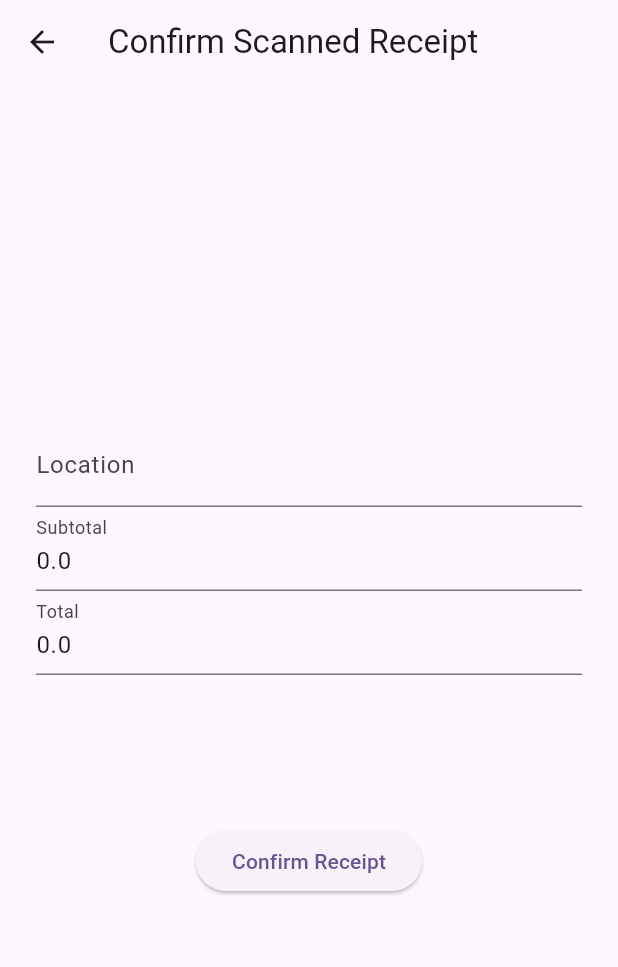
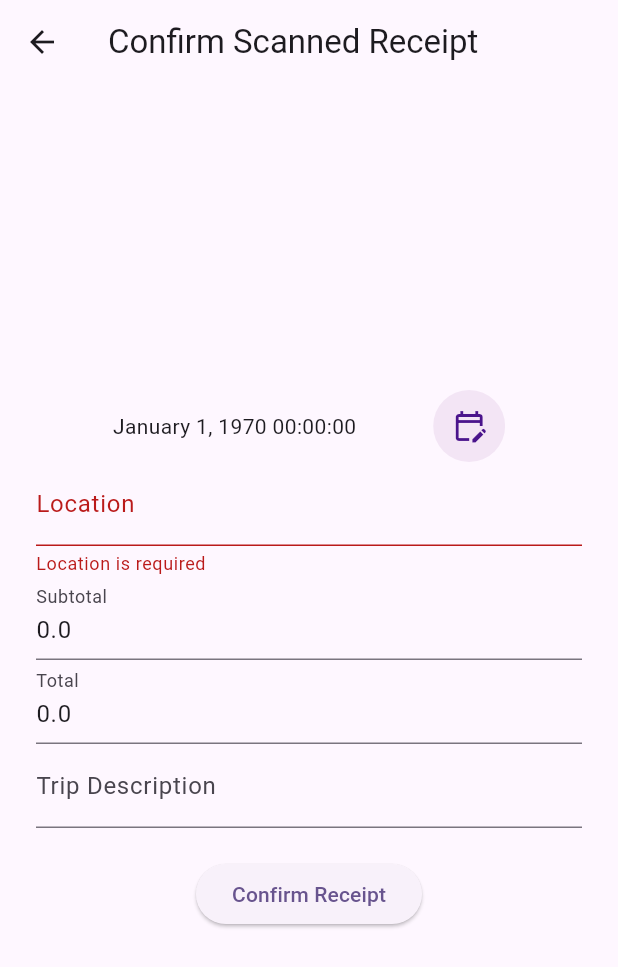
Before and after one commit to allanfang1/grocery_spending_tracker_app, a Flutter app: the ConfirmReceipt screen opened directly with empty values, after a tap on "Confirm Receipt", on a phone screen of 412 x 824 dp. Shown: the top 967 px of the screen. Run offline on Flutter 3.47's test engine with Material 3 defaults, Android fonts, the phone set to English and light mode, and no system bars; our stand-ins replace camera, permission_handler; missing offline and left inert: flutter_cupertino_datetime_picker, google_mlkit_text_recognition.

Commit message:
date time selector working on confirmation page + fixed validation

```diff
--- a/lib/src/confirm_receipt.dart
+++ b/lib/src/confirm_receipt.dart
@@ -1,6 +1,8 @@
 import 'package:flutter/material.dart';
 import 'package:grocery_spending_tracker_app/src/grocery_trip.dart';
 import 'package:grocery_spending_tracker_app/src/item.dart';
+import 'package:flutter_cupertino_datetime_picker/flutter_cupertino_datetime_picker.dart';
+import 'package:intl/intl.dart';
 
 class ConfirmReceipt extends StatefulWidget {
   final GroceryTrip tripData;
@@ -12,7 +14,10 @@ class ConfirmReceipt extends StatefulWidget {
 }
 
 class _ConfirmReceiptState extends State<ConfirmReceipt> {
+  final DateFormat _dateFormat = DateFormat.yMMMMd('en_US').add_Hms();
+
   late int _dateTime;
+  late ValueNotifier<String> _dateTimeString;
   late String _location;
   late List<Item> _items;
   late double _subtotal;
@@ -26,6 +31,8 @@ class _ConfirmReceiptState extends State<ConfirmReceipt> {
     super.initState();
 
     _dateTime = widget.tripData.dateTime;
+    _dateTimeString = ValueNotifier<String>(_dateFormat.format(
+        DateTime.fromMillisecondsSinceEpoch(widget.tripData.dateTime * 1000)));
     _location = widget.tripData.location;
     _items = widget.tripData.items;
     _subtotal = widget.tripData.subtotal;
@@ -38,15 +45,58 @@ class _ConfirmReceiptState extends State<ConfirmReceipt> {
     super.dispose();
   }
 
-  Widget _buildDateTime() {
-    return Text("hello");
+  Widget _buildDateTime(BuildContext context) {
+    return Row(
+      mainAxisAlignment: MainAxisAlignment.spaceEvenly,
+      children: [
+        Column(
+          children: [
+            ValueListenableBuilder<String>(
+                valueListenable: _dateTimeString,
+                builder: (context, String value, Widget? child) {
+                  return Text(value);
+                })
+          ],
+        ),
+        Column(
+          children: [
+            Material(
+              child: Ink(
+                decoration: ShapeDecoration(
+                    color: Colors.purple[50], shape: const CircleBorder()),
+                child: IconButton(
+                    onPressed: () {
+                      return DatePicker.showDatePicker(context,
+                          pickerTheme: DateTimePickerTheme(
+                              pickerHeight:
+                                  MediaQuery.of(context).size.height / 2),
+                          dateFormat: 'MMM dd yyyy HH:mm:ss',
+                          initialDateTime: DateTime.fromMillisecondsSinceEpoch(
+                              _dateTime * 1000),
+                          minDateTime: DateTime(2000),
+                          maxDateTime: DateTime.now(),
+                          onMonthChangeStartWithFirstDate: true,
+                          onConfirm: (DateTime selected, List<int> index) {
+                        _dateTime = selected.millisecondsSinceEpoch ~/ 1000;
+                        _dateTimeString.value = _dateFormat.format(selected);
+                      });
+                    },
+                    icon: const Icon(Icons.edit_calendar_outlined),
+                    color: Colors.purple[900],),
+              ),
+            )
+          ],
+        )
+      ],
+    );
   }
 
   Widget _buildLocation() {
     return TextFormField(
-      decoration: InputDecoration(labelText: 'Location'),
+      decoration: const InputDecoration(labelText: 'Location'),
       initialValue: _location,
       validator: (String? value) {
+        // print(value);
         if (value == null || value.isEmpty) return 'Location is required';
         return null;
       },
@@ -73,7 +123,7 @@ class _ConfirmReceiptState extends State<ConfirmReceipt> {
 
         if (value == null || value.isEmpty) {
           return 'Subtotal is required';
-        } else if (priceRegex.hasMatch(value)) {
+        } else if (!priceRegex.hasMatch(value)) {
           return 'Subtotal should follow format X.XX';
         }
         return null;
@@ -97,7 +147,7 @@ class _ConfirmReceiptState extends State<ConfirmReceipt> {
 
         if (value == null || value.isEmpty) {
           return 'Total is required';
-        } else if (priceRegex.hasMatch(value)) {
+        } else if (!priceRegex.hasMatch(value)) {
           return 'Total should follow format X.XX';
         }
         return null;
@@ -109,7 +159,13 @@ class _ConfirmReceiptState extends State<ConfirmReceipt> {
   }
 
   Widget _buildTripDesc() {
-    return Text("hello");
+    return TextFormField(
+      decoration: const InputDecoration(labelText: 'Trip Description'),
+      initialValue: _tripDesc,
+      onSaved: (String? value) {
+        _tripDesc = value!;
+      },
+    );
   }
 
   @override
@@ -120,23 +176,25 @@ class _ConfirmReceiptState extends State<ConfirmReceipt> {
         body: Container(
           margin: const EdgeInsets.all(24.0),
           child: Form(
+              key: _confirmReceiptKey,
               child: Column(
                 mainAxisAlignment: MainAxisAlignment.center,
                 children: <Widget>[
-              // _buildDateTime(),
+                  _buildDateTime(context),
                   _buildLocation(),
                   // _buildItems(),
                   _buildSubtotal(),
                   _buildTotal(),
-              // _buildTripDesc(),
-              SizedBox(height: 100),
+                  _buildTripDesc(),
+                  const SizedBox(height: 20),
                   ElevatedButton(
                       onPressed: () => {
                             if (_confirmReceiptKey.currentState!.validate())
                               {
                                 // TODO Save Data, Update Grocery Trip, Send Data
                                 ScaffoldMessenger.of(context).showSnackBar(
-                              const SnackBar(content: Text('Processing Data')),
+                                  const SnackBar(
+                                      content: Text('Processing Data')),
                                 )
                               }
                           },
```
Also changed, not shown: lib/src/format_receipt.dart (+6 -1 lines). Lines whose indentation alone changed are shown as unchanged.
